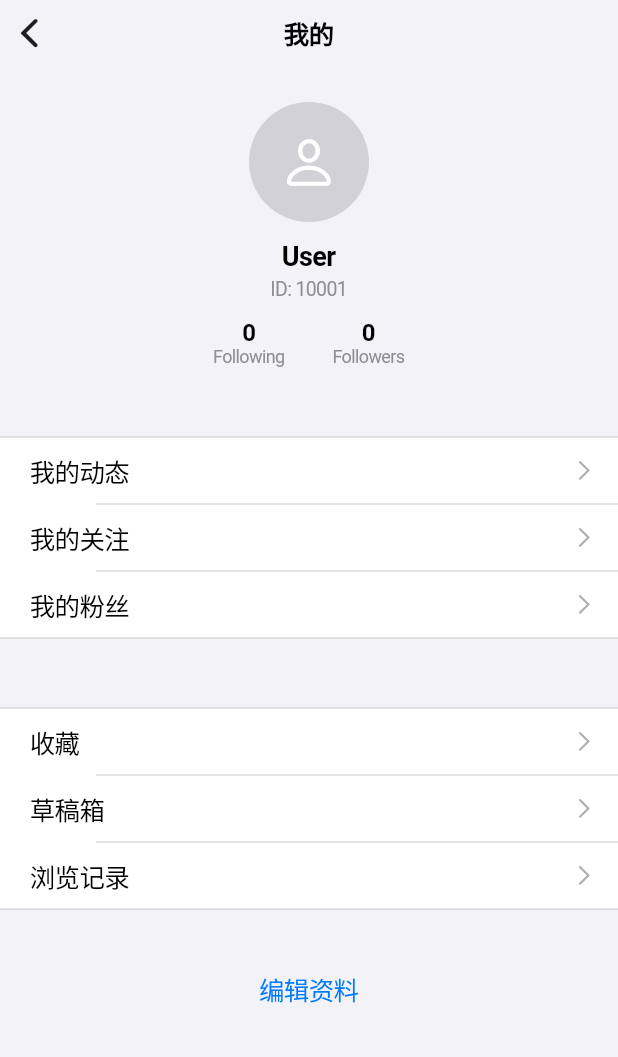
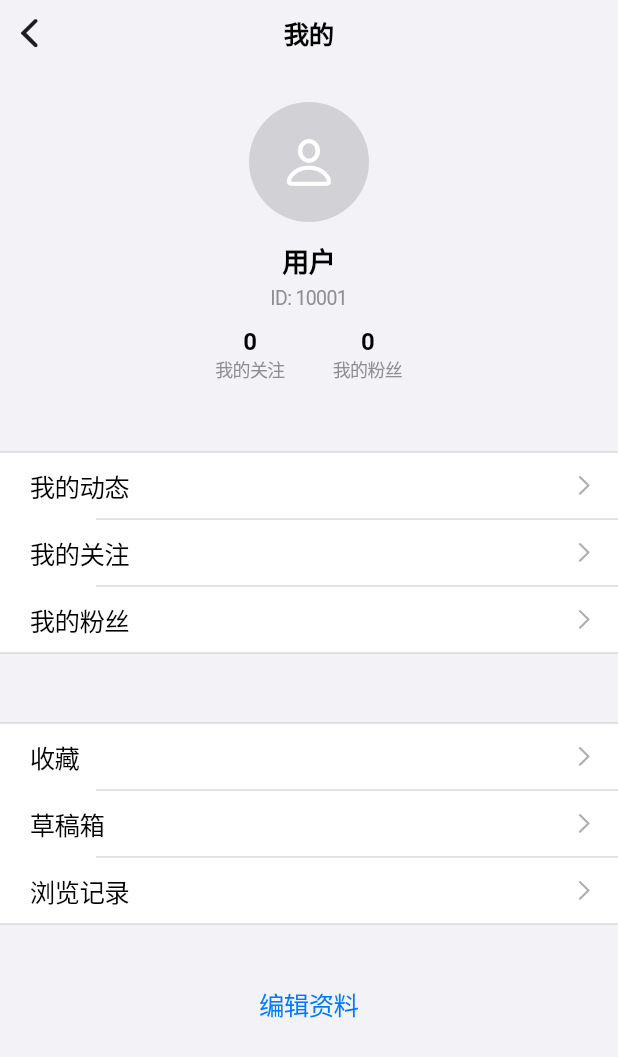
Before and after one commit to vicrr2025-web/Dochat, a Flutter app: the ProfilePage screen opened directly, on a phone screen of 412 x 824 dp. Shown: the top 1057 px of the screen. Run offline on Flutter 3.47's test engine with Material 3 defaults, Android fonts, the phone set to English and light mode, and no system bars; our stand-ins replace dio, flutter_secure_storage; accounts and stored records are empty; network calls fail.

Commit message:
fix: M4 WorkBuddy审查修复 — P0+P1全清
P0修复:
- profile_page.dart: 硬编码英文→l10n (userLabel/userIdLabel/myFollowing/myFollowers)
- comment_list_page.dart: 'Reply'→l10n.reply, _formatTime接收l10n参数
- square_page.dart: _formatTime接收l10n参数
- l10n: 新增userIdLabel/discardEdit/discardEditHint

P1修复:
- create_post_page.dart: dialog标题/内容改为discardEdit/discardEditHint
- square_page.dart: 关注按钮接入toggleFollow API
- post_provider.dart: 新增toggleFollow方法
- l10n: 清理重复getter和_strings条目

编译验证: mvn compile ✅  dart analyze: 0 error 0 warning

```diff
--- a/frontend/lib/l10n/app_localizations.dart
+++ b/frontend/lib/l10n/app_localizations.dart
@@ -87,6 +87,26 @@ class AppLocalizations {
   String get points => _strings['points'] ?? '点';
   String get noTrajectoryData => _strings['noTrajectoryData'] ?? '暂无轨迹数据';
 
+
+  String get justNow => _strings['justNow'] ?? '刚刚';
+  String get minAgo => _strings['minAgo'] ?? '分钟前';
+  String get hourAgo => _strings['hourAgo'] ?? '小时前';
+  String get dayAgo => _strings['dayAgo'] ?? '天前';
+  String get reply => _strings['reply'] ?? '回复';
+  String get myFollowing => _strings['myFollowing'] ?? '我的关注';
+  String get myFollowers => _strings['myFollowers'] ?? '我的粉丝';
+  String get posts_ => _strings['posts_'] ?? '动态';
+  String get userLabel => _strings['userLabel'] ?? '用户';
+
+  String get discardEdit => _strings['discardEdit'] ?? '放弃编辑？';
+  String get discardEditHint => _strings['discardEditHint'] ?? '退出后内容不会保存';
+
+  String userIdLabel(String id) {
+    final label = _strings['userIdLabel'];
+    if (label != null) return label.replaceAll('{id}', id);
+    return 'ID: $id';
+  }
+
   String tryCount(int remaining) {
     final zh = '密码错误，还剩$remaining次尝试机会';
     final en = 'Wrong password, $remaining attempts remaining';
@@ -121,7 +141,6 @@ class AppLocalizations {
   String get comingSoon => _strings['comingSoon'] ?? '即将上线';
   String get read => _strings['read'] ?? '已读';
   String get unread => _strings['unread'] ?? '未读';
-  String get justNow => _strings['justNow'] ?? '刚刚';
   String get yesterday => _strings['yesterday'] ?? '昨天';
   String get copied => _strings['copied'] ?? '已复制';
   String get clearChat => _strings['clearChat'] ?? '清空聊天记录';
@@ -183,8 +202,6 @@ class AppLocalizations {
   String get drafts => _strings['drafts'] ?? '草稿箱';
   String get noDrafts => _strings['noDrafts'] ?? '暂无草稿';
   String get myPosts => _strings['myPosts'] ?? '我的动态';
-  String get myFollowing => _strings['myFollowing'] ?? '我的关注';
-  String get myFollowers => _strings['myFollowers'] ?? '我的粉丝';
   String get favorites => _strings['favorites'] ?? '收藏';
   String get viewHistory => _strings['viewHistory'] ?? '浏览记录';
   String get editProfile => _strings['editProfile'] ?? '编辑资料';
@@ -341,6 +358,14 @@ class _AppLocalizationsDelegate
 
       'square': isZh ? '广场' : 'Square',
       'recommend': isZh ? '推荐' : 'Recommend',
+
+      'myFollowing': isZh ? '我的关注' : 'My Following',
+      'myFollowers': isZh ? '我的粉丝' : 'My Followers',
+      'reply': isZh ? '回复' : 'Reply',
+      'posts_': isZh ? '动态' : 'Posts',
+      'userLabel': isZh ? '用户' : 'User',
+      'discardEdit': isZh ? '放弃编辑？' : 'Discard editing?',
+      'discardEditHint': isZh ? '退出后内容不会保存' : 'Content will not be saved',
       'following': isZh ? '关注' : 'Following',
       'moments': isZh ? '动态' : 'Moments',
       'follow': isZh ? '关注' : 'Follow',
@@ -364,8 +389,6 @@ class _AppLocalizationsDelegate
       'drafts': isZh ? '草稿箱' : 'Drafts',
       'noDrafts': isZh ? '暂无草稿' : 'No drafts',
       'myPosts': isZh ? '我的动态' : 'My Posts',
-      'myFollowing': isZh ? '我的关注' : 'My Following',
-      'myFollowers': isZh ? '我的粉丝' : 'My Followers',
       'favorites': isZh ? '收藏' : 'Favorites',
       'viewHistory': isZh ? '浏览记录' : 'View History',
       'editProfile': isZh ? '编辑资料' : 'Edit Profile',
--- a/frontend/lib/pages/square/create_post_page.dart
+++ b/frontend/lib/pages/square/create_post_page.dart
@@ -51,8 +51,8 @@ class _CreatePostPageState extends State<CreatePostPage> {
       builder: (ctx) {
         final l10n = AppLocalizations.of(ctx);
         return CupertinoAlertDialog(
-          title: Text(l10n.cancel),
-          content: Text(l10n.confirm),
+          title: Text(l10n.discardEdit),
+          content: Text(l10n.discardEditHint),
           actions: [
             CupertinoDialogAction(
               child: Text(l10n.cancel),
--- a/frontend/lib/pages/square/profile_page.dart
+++ b/frontend/lib/pages/square/profile_page.dart
@@ -29,30 +29,28 @@ class ProfilePage extends StatelessWidget {
                     ),
                   ),
                   const SizedBox(height: 12),
-                  const Text(
-                    'User',
-                    style: TextStyle(fontSize: 18, fontWeight: FontWeight.w600),
+                  Text(
+                    l10n.userLabel,
+                    style: const TextStyle(fontSize: 18, fontWeight: FontWeight.w600),
                   ),
                   const SizedBox(height: 4),
-                  const Text(
-                    'ID: 10001',
-                    style: TextStyle(fontSize: 13, color: CupertinoColors.systemGrey),
+                  Text(
+                    l10n.userIdLabel('10001'),
+                    style: const TextStyle(fontSize: 13, color: CupertinoColors.systemGrey),
                   ),
                   const SizedBox(height: 12),
                   Row(
                     mainAxisAlignment: MainAxisAlignment.center,
                     children: [
-                      Column(
-                        children: const [
-                          Text('0', style: TextStyle(fontSize: 16, fontWeight: FontWeight.w600)),
-                          Text('Following', style: TextStyle(fontSize: 12, color: CupertinoColors.systemGrey)),
+                      Column(children: [
+                          const Text('0', style: TextStyle(fontSize: 16, fontWeight: FontWeight.w600)),
+                          Text(l10n.myFollowing, style: const TextStyle(fontSize: 12, color: CupertinoColors.systemGrey)),
                         ],
                       ),
                       const SizedBox(width: 32),
-                      Column(
-                        children: const [
-                          Text('0', style: TextStyle(fontSize: 16, fontWeight: FontWeight.w600)),
-                          Text('Followers', style: TextStyle(fontSize: 12, color: CupertinoColors.systemGrey)),
+                      Column(children: [
+                          const Text('0', style: TextStyle(fontSize: 16, fontWeight: FontWeight.w600)),
+                          Text(l10n.myFollowers, style: const TextStyle(fontSize: 12, color: CupertinoColors.systemGrey)),
                         ],
                       ),
                     ],
```
Also changed, not shown: frontend/lib/pages/square/comment_list_page.dart (+8 -8 lines), frontend/lib/pages/square/square_page.dart (+14 -7 lines), frontend/lib/providers/post_provider.dart (+9 -0 lines).
